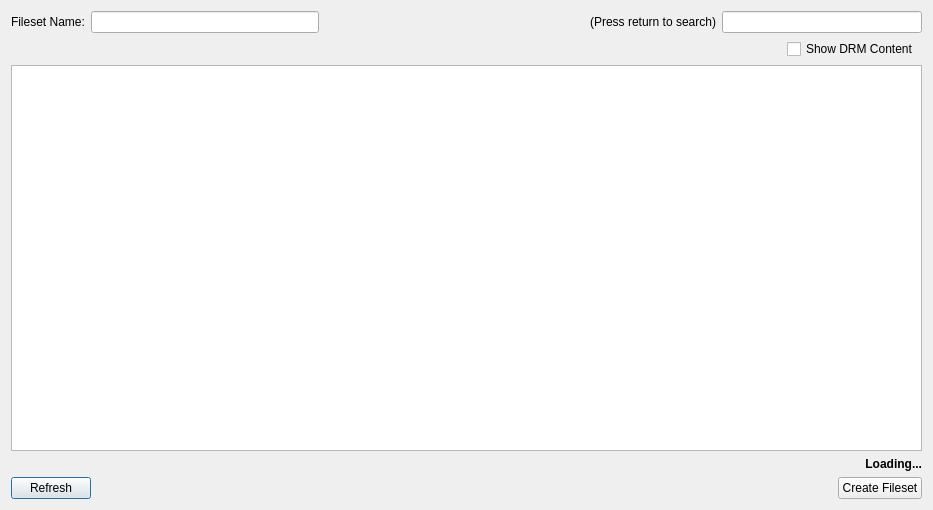
This is FWAdminLib/SearchITunesLibraryDlg.ui in fw-dev/translations as Qt 5 draws it before an edit. The edited form follows.
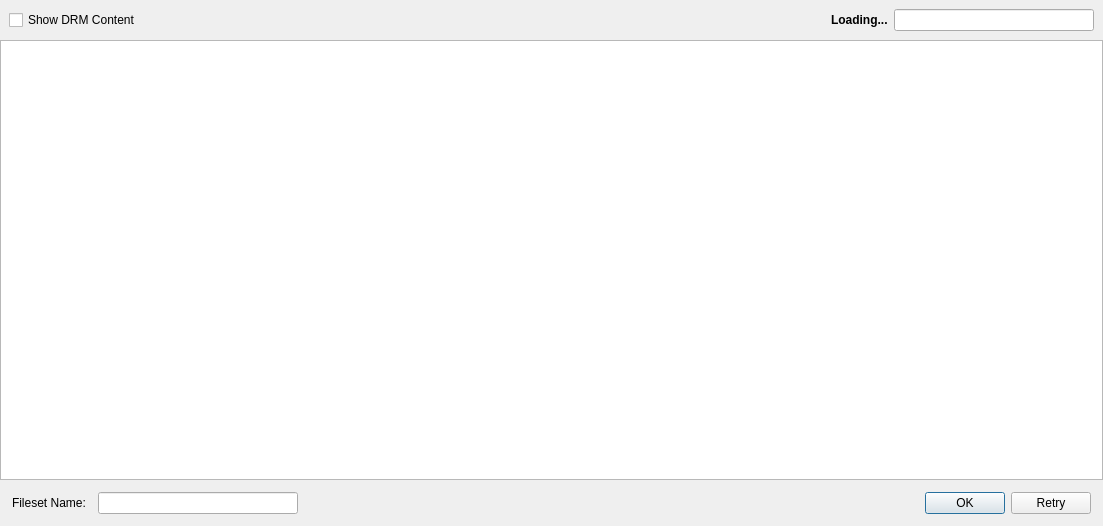
This is the edited form. Custom widgets are drawn as their Qt base class.

```diff
--- a/FWAdminLib/SearchITunesLibraryDlg.ui
+++ b/FWAdminLib/SearchITunesLibraryDlg.ui
@@ -6,8 +6,8 @@
    <rect>
     <x>0</x>
     <y>0</y>
-    <width>933</width>
-    <height>510</height>
+    <width>1103</width>
+    <height>526</height>
    </rect>
   </property>
   <property name="sizePolicy">
@@ -25,52 +25,35 @@
   <property name="windowTitle">
    <string>Local iTunes Library</string>
   </property>
-  <layout class="QGridLayout" name="gridLayout_2">
-   <property name="verticalSpacing">
-    <number>-1</number>
-   </property>
-   <item row="0" column="0">
-    <widget class="QFrame" name="nameSearchFrame">
-     <property name="frameShape">
-      <enum>QFrame::NoFrame</enum>
-     </property>
-     <property name="lineWidth">
+  <layout class="QVBoxLayout" name="verticalLayout_3">
+   <property name="spacing">
       <number>0</number>
      </property>
-     <layout class="QGridLayout" name="gridLayout">
       <property name="margin">
        <number>0</number>
       </property>
-      <item row="0" column="0">
-       <widget class="QLabel" name="nameLabel">
+   <item>
+    <layout class="QVBoxLayout" name="verticalLayout">
+     <property name="spacing">
+      <number>0</number>
+     </property>
+     <item>
+      <widget class="ViewSearchHeader" name="header" native="true">
+       <layout class="QHBoxLayout" name="horizontalLayout_3">
+        <item>
+         <widget class="QCheckBox" name="checkBoxShowProtected">
         <property name="sizePolicy">
-         <sizepolicy hsizetype="Fixed" vsizetype="Fixed">
+           <sizepolicy hsizetype="Preferred" vsizetype="Fixed">
           <horstretch>0</horstretch>
           <verstretch>0</verstretch>
          </sizepolicy>
         </property>
         <property name="text">
-         <string>Fileset Name:</string>
+           <string>Show DRM Content </string>
         </property>
        </widget>
       </item>
-      <item row="0" column="1">
-       <widget class="QLineEdit" name="nameEdit">
-        <property name="sizePolicy">
-         <sizepolicy hsizetype="MinimumExpanding" vsizetype="Fixed">
-          <horstretch>0</horstretch>
-          <verstretch>0</verstretch>
-         </sizepolicy>
-        </property>
-        <property name="minimumSize">
-         <size>
-          <width>200</width>
-          <height>0</height>
-         </size>
-        </property>
-       </widget>
-      </item>
-      <item row="0" column="2">
+        <item>
        <spacer name="horizontalSpacer">
         <property name="orientation">
          <enum>Qt::Horizontal</enum>
@@ -83,27 +66,16 @@
         </property>
        </spacer>
       </item>
-      <item row="0" column="3" colspan="2">
-       <layout class="QHBoxLayout" name="horizontalLayout_2">
         <item>
-         <widget class="QLabel" name="pressReturnLabel">
-          <property name="sizePolicy">
-           <sizepolicy hsizetype="MinimumExpanding" vsizetype="Preferred">
-            <horstretch>0</horstretch>
-            <verstretch>0</verstretch>
-           </sizepolicy>
-          </property>
-          <property name="minimumSize">
-           <size>
-            <width>150</width>
-            <height>0</height>
-           </size>
+         <widget class="QLabel" name="rowSummaryLabel">
+          <property name="font">
+           <font>
+            <weight>75</weight>
+            <bold>true</bold>
+           </font>
           </property>
           <property name="text">
-           <string>(Press return to search)</string>
-          </property>
-          <property name="alignment">
-           <set>Qt::AlignRight|Qt::AlignTrailing|Qt::AlignVCenter</set>
+           <string>Loading...</string>
           </property>
          </widget>
         </item>
@@ -124,54 +96,10 @@
          </widget>
         </item>
        </layout>
-      </item>
-      <item row="1" column="0" colspan="2">
-       <spacer name="horizontalSpacer_20">
-        <property name="orientation">
-         <enum>Qt::Horizontal</enum>
-        </property>
-        <property name="sizeType">
-         <enum>QSizePolicy::Fixed</enum>
-        </property>
-        <property name="sizeHint" stdset="0">
-         <size>
-          <width>258</width>
-          <height>17</height>
-         </size>
-        </property>
-       </spacer>
-      </item>
-      <item row="1" column="3">
-       <spacer name="horizontalSpacer_2">
-        <property name="orientation">
-         <enum>Qt::Horizontal</enum>
-        </property>
-        <property name="sizeHint" stdset="0">
-         <size>
-          <width>210</width>
-          <height>20</height>
-         </size>
-        </property>
-       </spacer>
-      </item>
-      <item row="1" column="4">
-       <widget class="QCheckBox" name="checkBoxShowProtected">
-        <property name="sizePolicy">
-         <sizepolicy hsizetype="Preferred" vsizetype="Fixed">
-          <horstretch>0</horstretch>
-          <verstretch>0</verstretch>
-         </sizepolicy>
-        </property>
-        <property name="text">
-         <string>Show DRM Content </string>
-        </property>
-       </widget>
-      </item>
-     </layout>
-    </widget>
-   </item>
-   <item row="2" column="0">
-    <widget class="QTreeWidget" name="treeWidget">
+      </widget>
+     </item>
+     <item>
+      <widget class="StyledTreeWidget" name="treeWidget">
      <property name="sizePolicy">
       <sizepolicy hsizetype="Preferred" vsizetype="Expanding">
        <horstretch>0</horstretch>
@@ -216,12 +144,40 @@
      </property>
     </widget>
    </item>
-   <item row="4" column="0">
+     <item>
     <layout class="QHBoxLayout" name="horizontalLayout">
+       <property name="spacing">
+        <number>12</number>
+       </property>
+       <property name="margin">
+        <number>12</number>
+       </property>
      <item>
-      <widget class="QPushButton" name="refreshButton">
+        <widget class="QLabel" name="nameLabel">
+         <property name="sizePolicy">
+          <sizepolicy hsizetype="Fixed" vsizetype="Fixed">
+           <horstretch>0</horstretch>
+           <verstretch>0</verstretch>
+          </sizepolicy>
+         </property>
        <property name="text">
-        <string>Refresh</string>
+          <string>Fileset Name:</string>
+         </property>
+        </widget>
+       </item>
+       <item>
+        <widget class="QLineEdit" name="nameEdit">
+         <property name="sizePolicy">
+          <sizepolicy hsizetype="Preferred" vsizetype="Fixed">
+           <horstretch>0</horstretch>
+           <verstretch>0</verstretch>
+          </sizepolicy>
+         </property>
+         <property name="minimumSize">
+          <size>
+           <width>200</width>
+           <height>0</height>
+          </size>
        </property>
       </widget>
      </item>
@@ -239,35 +195,15 @@
       </widget>
      </item>
      <item>
-      <widget class="QPushButton" name="createFilesetButton">
-       <property name="sizePolicy">
-        <sizepolicy hsizetype="Fixed" vsizetype="Fixed">
-         <horstretch>0</horstretch>
-         <verstretch>0</verstretch>
-        </sizepolicy>
-       </property>
-       <property name="text">
-        <string>Create Fileset</string>
-       </property>
+        <widget class="QDialogButtonBox" name="buttonBox">
+         <property name="standardButtons">
+          <set>QDialogButtonBox::Ok|QDialogButtonBox::Retry</set>
+         </property>
       </widget>
      </item>
     </layout>
    </item>
-   <item row="3" column="0">
-    <widget class="QLabel" name="rowSummaryLabel">
-     <property name="font">
-      <font>
-       <weight>75</weight>
-       <bold>true</bold>
-      </font>
-     </property>
-     <property name="text">
-      <string>Loading...</string>
-     </property>
-     <property name="alignment">
-      <set>Qt::AlignRight|Qt::AlignTrailing|Qt::AlignVCenter</set>
-     </property>
-    </widget>
+    </layout>
    </item>
   </layout>
  </widget>
@@ -277,6 +213,17 @@
    <extends>QLineEdit</extends>
    <header>FileWaveGuiLib/searchlineedit/searchlineedit.h</header>
   </customwidget>
+  <customwidget>
+   <class>ViewSearchHeader</class>
+   <extends>QWidget</extends>
+   <header>FWAdminLib/ViewSearchHeader.h</header>
+   <container>1</container>
+  </customwidget>
+  <customwidget>
+   <class>StyledTreeWidget</class>
+   <extends>QTreeWidget</extends>
+   <header>FileWaveGuiLib/styledviews/styledtreeview.h</header>
+  </customwidget>
  </customwidgets>
  <resources/>
  <connections/>
```
Lines whose indentation alone changed are shown as unchanged.
